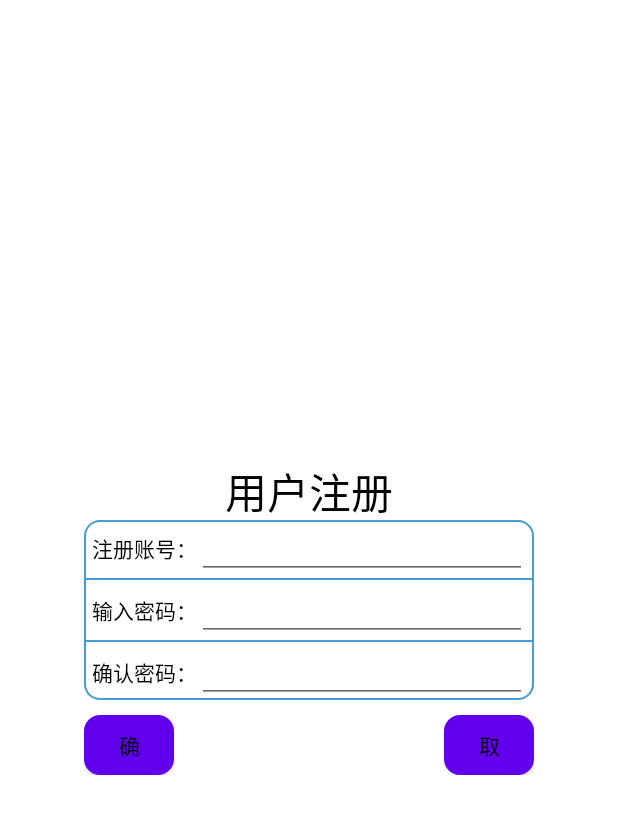
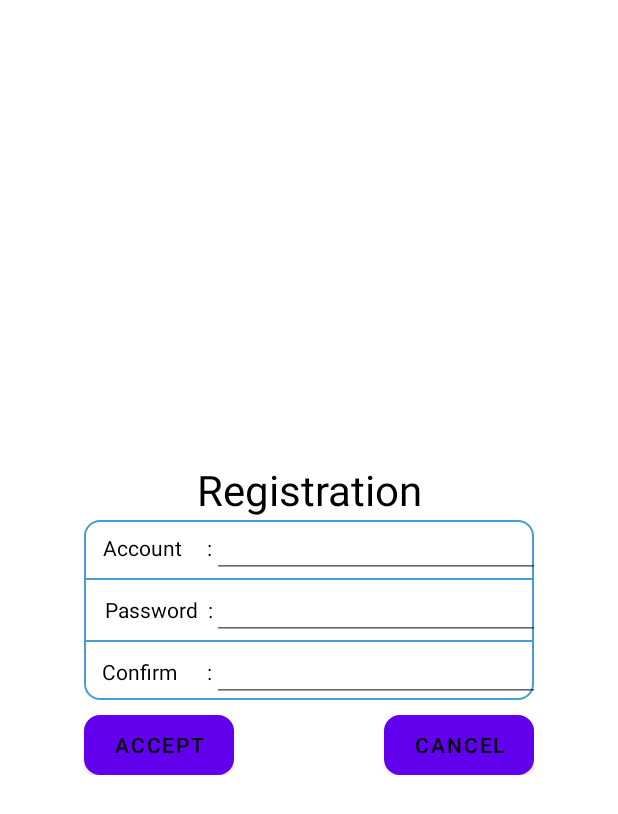
Before and after one commit to Morty0620/FYP, an Android app: the layout register_activity.xml on its own in the app's theme, with its tools: preview values and no code run, on a phone screen of 412 x 824 dp. Shown: the top 814 px of the screen. Run offline under Robolectric (Android 15) with nearby library versions, the phone set to English and light mode, and no system bars.

Commit message:
v1.0.3 调整注册登陆UI

```diff
--- a/app/src/main/java/com/zqh/fyp/MainActivity.java
+++ b/app/src/main/java/com/zqh/fyp/MainActivity.java
@@ -8,6 +8,6 @@ public class MainActivity extends AppCompatActivity {
     @Override
     protected void onCreate(Bundle savedInstanceState) {
         super.onCreate(savedInstanceState);
-        setContentView(R.layout.activity_main);
+        setContentView(R.layout.register_activity);
     }
 }
--- a/app/src/main/res/layout/register_activity.xml
+++ b/app/src/main/res/layout/register_activity.xml
@@ -18,7 +18,7 @@
             android:layout_width="300dp"
             android:layout_height="40dp"
             android:gravity="center"
-            android:text="用户注册"
+            android:text="Registration"
             android:textColor="@color/black"
             android:textSize="28sp" />
     </LinearLayout>
@@ -33,11 +33,11 @@
             android:layout_height="40dp"
             android:orientation="horizontal">
             <TextView
-                android:layout_width="70dp"
+                android:layout_width="80dp"
                 android:layout_height="40dp"
                 android:layout_marginLeft="5dp"
-                android:gravity="center"
-                android:text="注册账号："
+                android:gravity="right"
+                android:text="Account     :"
                 android:textColor="@color/black"
                 android:textSize="14sp" />
             <EditText
@@ -58,11 +58,11 @@
             android:orientation="horizontal">
 
             <TextView
-                android:layout_width="70dp"
+                android:layout_width="80dp"
                 android:layout_height="40dp"
                 android:layout_marginLeft="5dp"
-                android:gravity="center"
-                android:text="输入密码："
+                android:gravity="right"
+                android:text="Password  :"
                 android:textColor="@color/black"
                 android:textSize="14sp" />
 
@@ -87,11 +87,11 @@
             android:orientation="horizontal">
 
             <TextView
-                android:layout_width="70dp"
+                android:layout_width="80dp"
                 android:layout_height="40dp"
                 android:layout_marginLeft="5dp"
-                android:gravity="center"
-                android:text="确认密码："
+                android:gravity="right"
+                android:text="Confirm      :"
                 android:textColor="@color/black"
                 android:textSize="14sp" />
 
@@ -114,20 +114,20 @@
 
         <Button
             android:id="@+id/btn_yes"
-            android:layout_width="60dp"
+            android:layout_width="100dp"
             android:layout_height="40dp"
             android:background="@drawable/layout_border"
-            android:text="确定"
+            android:text="Accept"
             android:textColor="@color/black"
             android:textSize="14sp" />
 
         <Button
             android:id="@+id/btn_cancle"
-            android:layout_width="60dp"
+            android:layout_width="100dp"
             android:layout_height="40dp"
-            android:layout_marginLeft="180dp"
+            android:layout_marginLeft="100dp"
             android:background="@drawable/layout_border"
-            android:text="取消"
+            android:text="Cancel"
             android:textColor="@color/black"
             android:textSize="14sp" />
     </LinearLayout>
```
Also changed, not shown: app/src/main/res/layout/login_activity.xml (+17 -17 lines).
